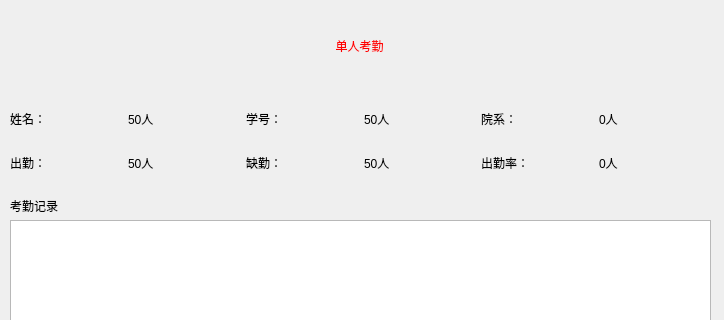
Qt form view/UI_Mutiple_Dialog.ui (xsxz01/PyQt5DesignMode) before a commit; both pictures show x 0 to 724 and y 0 to 320 of the 724 by 460 pixel window.
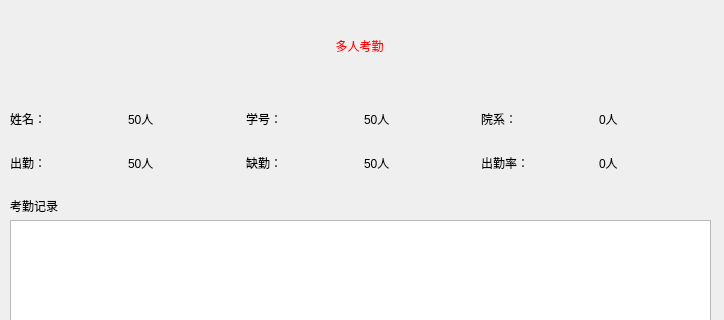
The same form after that commit.

```diff
--- a/view/UI_Mutiple_Dialog.ui
+++ b/view/UI_Mutiple_Dialog.ui
@@ -27,7 +27,7 @@
 font: 36pt &quot;黑体&quot;;</string>
    </property>
    <property name="text">
-    <string>单人考勤</string>
+    <string>多人考勤</string>
    </property>
    <property name="alignment">
     <set>Qt::AlignCenter</set>
@@ -62,7 +62,7 @@
     <bool>false</bool>
    </property>
   </widget>
-  <widget class="QWidget" name="">
+  <widget class="QWidget" name="layoutWidget">
    <property name="geometry">
     <rect>
      <x>10</x>
```
Left out of the diff: 2 changed lines with no effect on the pictures.
